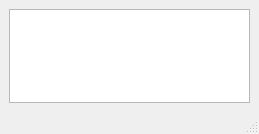
First picture: the form in UI/test.ui, repository IvanYangYangXi/Anim_ProjectManage, before the edit.
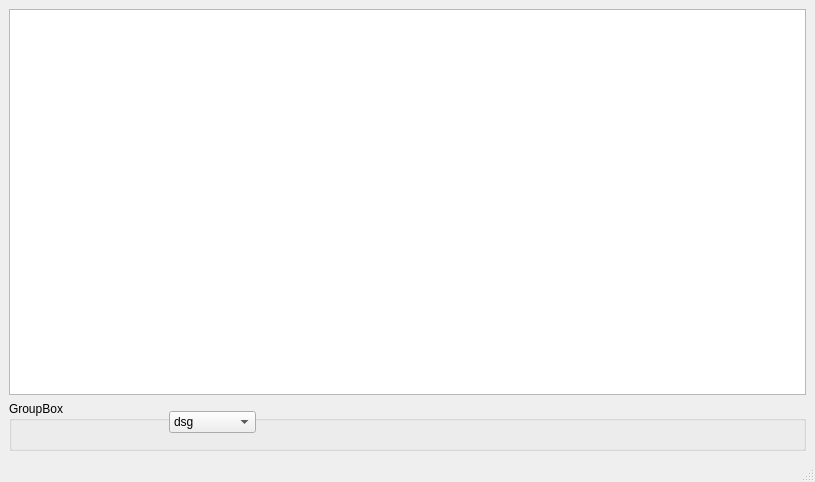
Second picture: the form after the edit.

```diff
--- a/UI/test.ui
+++ b/UI/test.ui
@@ -6,8 +6,8 @@
    <rect>
     <x>0</x>
     <y>0</y>
-    <width>259</width>
-    <height>134</height>
+    <width>815</width>
+    <height>482</height>
    </rect>
   </property>
   <property name="windowTitle">
@@ -18,6 +18,44 @@
     <item>
      <widget class="QTreeView" name="treeView"/>
     </item>
+    <item>
+     <widget class="QGroupBox" name="groupBox">
+      <property name="minimumSize">
+       <size>
+        <width>0</width>
+        <height>50</height>
+       </size>
+      </property>
+      <property name="title">
+       <string>GroupBox</string>
+      </property>
+      <widget class="QComboBox" name="comboBox">
+       <property name="geometry">
+        <rect>
+         <x>160</x>
+         <y>10</y>
+         <width>87</width>
+         <height>22</height>
+        </rect>
+       </property>
+       <item>
+        <property name="text">
+         <string>dsg</string>
+        </property>
+       </item>
+       <item>
+        <property name="text">
+         <string>sdfgd</string>
+        </property>
+       </item>
+       <item>
+        <property name="text">
+         <string>的风格</string>
+        </property>
+       </item>
+      </widget>
+     </widget>
+    </item>
    </layout>
   </widget>
   <widget class="QMenuBar" name="menubar">
```
Left out of the diff: 4 changed lines with no effect on the pictures.
